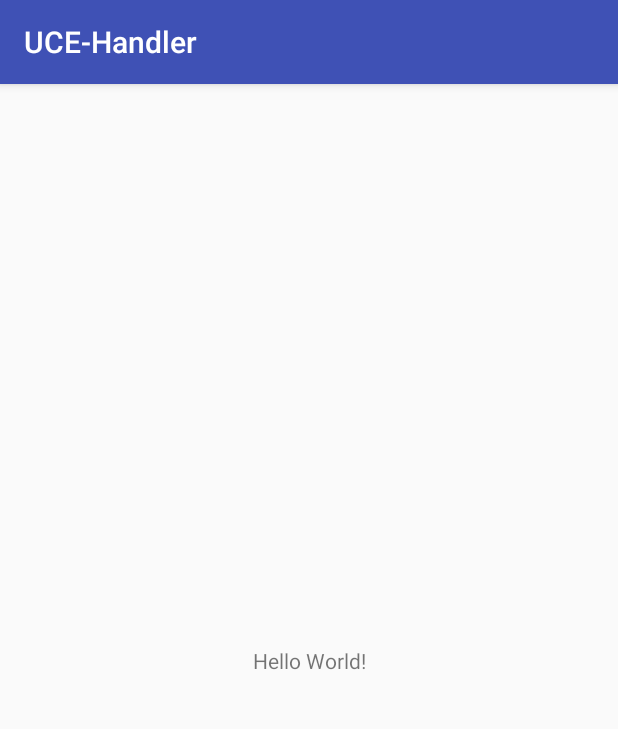
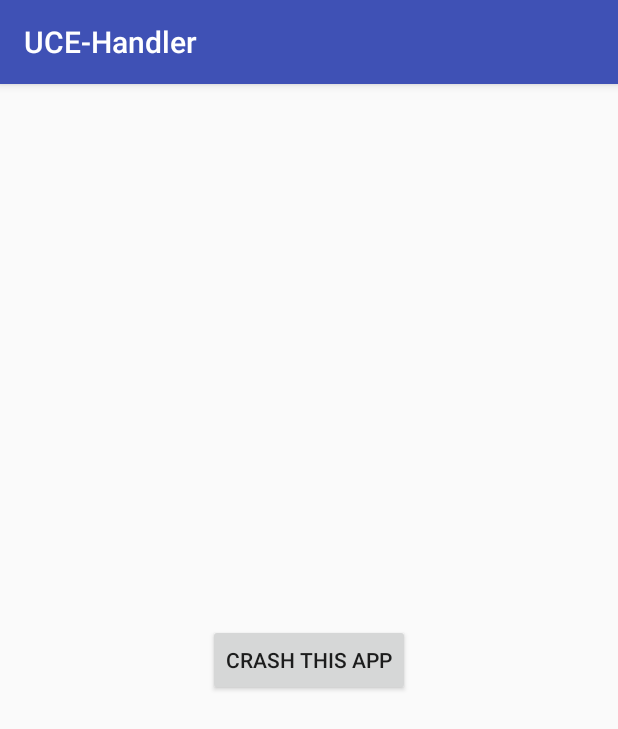
Before and after one commit to RohitSurwase/UCE-Handler, an Android app: the screen it shows after launch (MainActivity), on a phone screen of 412 x 824 dp. Shown: the top 729 px of the screen. Run offline under Robolectric (Android 15) with nearby library versions, the phone set to English and light mode, and no system bars.

```diff
--- a/example_app/src/main/AndroidManifest.xml
+++ b/example_app/src/main/AndroidManifest.xml
@@ -3,6 +3,7 @@
           package="com.rohitss.uceh_example">
 
     <application
+        android:name=".MyApplication"
         android:allowBackup="true"
         android:icon="@mipmap/ic_launcher"
         android:label="@string/app_name"
@@ -12,10 +13,8 @@
         <activity android:name="com.rohitss.uceh_example.MainActivity">
             <intent-filter>
                 <action android:name="android.intent.action.MAIN"/>
-
                 <category android:name="android.intent.category.LAUNCHER"/>
             </intent-filter>
         </activity>
     </application>
-
 </manifest>
--- /dev/null
+++ b/example_app/src/main/java/com/rohitss/uceh_example/MyApplication.java
@@ -0,0 +1,39 @@
+/*
+ *
+ *  * Copyright © 2018 Rohit Sahebrao Surwase.
+ *  *
+ *  *    Licensed under the Apache License, Version 2.0 (the "License");
+ *  *    you may not use this file except in compliance with the License.
+ *  *    You may obtain a copy of the License at
+ *  *
+ *  *        http://www.apache.org/licenses/LICENSE-2.0
+ *  *
+ *  *    Unless required by applicable law or agreed to in writing, software
+ *  *    distributed under the License is distributed on an "AS IS" BASIS,
+ *  *    WITHOUT WARRANTIES OR CONDITIONS OF ANY KIND, either express or implied.
+ *  *    See the License for the specific language governing permissions and
+ *  * limitations under the License.
+ *
+ */
+package com.rohitss.uceh_example;
+
+import android.app.Application;
+
+import com.rohitss.uceh.UCEHandler;
+
+/**
+ * <b></b>
+ * <p>This class is used to </p>
+ * Created by Rohit.
+ */
+public class MyApplication extends Application {
+    @Override
+    public void onCreate() {
+        super.onCreate();
+        //Initialize UCE Handler library
+        new UCEHandler.Builder(getApplicationContext())
+                .setTrackActivitiesEnabled(true)
+                .addCommaSeparatedEmailAddresses("comma separated email addresses")
+                .build();
+    }
+}
--- a/example_app/src/main/res/layout/activity_main.xml
+++ b/example_app/src/main/res/layout/activity_main.xml
@@ -1,19 +1,15 @@
 <?xml version="1.0" encoding="utf-8"?>
-<android.support.constraint.ConstraintLayout
+<RelativeLayout
     xmlns:android="http://schemas.android.com/apk/res/android"
-    xmlns:app="http://schemas.android.com/apk/res-auto"
     xmlns:tools="http://schemas.android.com/tools"
     android:layout_width="match_parent"
     android:layout_height="match_parent"
     tools:context="com.rohitss.uceh_example.MainActivity">
 
-    <TextView
+    <Button
         android:layout_width="wrap_content"
         android:layout_height="wrap_content"
-        android:text="Hello World!"
-        app:layout_constraintBottom_toBottomOf="parent"
-        app:layout_constraintLeft_toLeftOf="parent"
-        app:layout_constraintRight_toRightOf="parent"
-        app:layout_constraintTop_toTopOf="parent"/>
-
-</android.support.constraint.ConstraintLayout>
+        android:layout_centerInParent="true"
+        android:onClick="onCrashButtonClicked"
+        android:text="Crash This App"/>
+</RelativeLayout>
```
Also changed, not shown: example_app/build.gradle (+3 -8 lines), example_app/src/main/java/com/rohitss/uceh_example/MainActivity.java (+7 -0 lines), ignore-dummy-module/build.gradle (+2 -9 lines), uce_handler/build.gradle (+3 -14 lines), uce_handler/src/main/java/com/rohitss/uceh/UCEDefaultActivity.java (+10 -3 lines).
